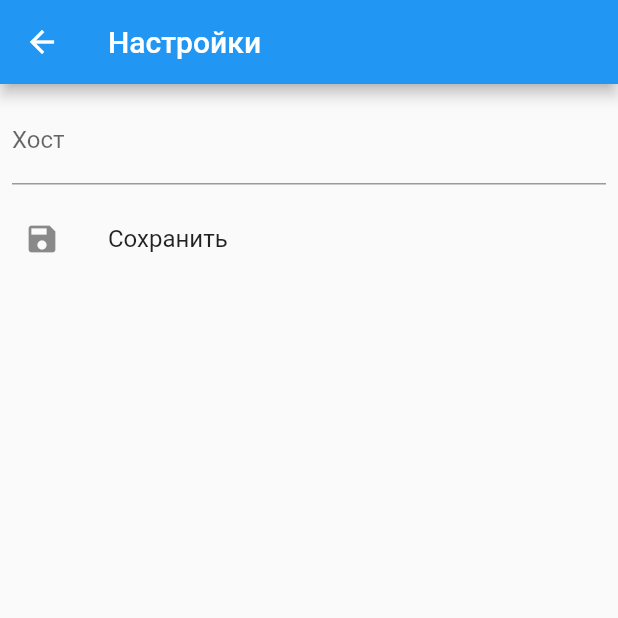
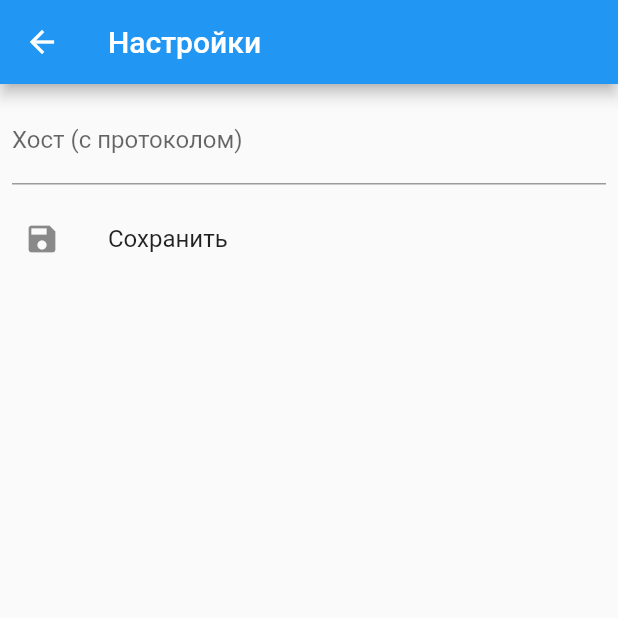
Before and after one commit to Sacmi/temperature-viewer, a Flutter app: the screen it shows after launch, after a tap on the "settings" icon, on a phone screen of 412 x 824 dp, the top half of it. Run offline on Flutter 3.47's test engine with Material 2 defaults, Android fonts, the phone set to English and light mode, and no system bars; our stand-ins replace bloc, equatable, firebase_core, firebase_messaging, flutter_bloc, flutter_local_notifications and 2 more; missing offline and left inert: graphic; accounts and stored records are empty; network calls fail.

Commit message:
небольшие изменения

```diff
--- a/lib/data/api/temperature_service_api.dart
+++ b/lib/data/api/temperature_service_api.dart
@@ -14,10 +14,12 @@ class TemperatureServiceApiClient {
 
   Uri _getUri(String url, String path,
           {Map<String, dynamic>? queryParameters}) =>
-      Uri.http(url, path, queryParameters);
+      url.contains('http://')
+          ? Uri.http(url, path, queryParameters)
+          : Uri.https(url, path, queryParameters);
 
   Future<dynamic> getRawSensorsList(String url) async {
-    final uri = Uri.http(url, '/sensor/');
+    final uri = _getUri(url, '/sensor/');
     final sensorsResponse = await _httpClient.get(uri);
 
     if (sensorsResponse.statusCode != 200) {
--- a/lib/logic/cubit/settings/settings_cubit.dart
+++ b/lib/logic/cubit/settings/settings_cubit.dart
@@ -1,6 +1,5 @@
 import 'dart:convert';
 
-import 'package:bloc/bloc.dart';
 import 'package:equatable/equatable.dart';
 import 'package:hydrated_bloc/hydrated_bloc.dart';
 
--- a/lib/presentation/view/sensor_data_view.dart
+++ b/lib/presentation/view/sensor_data_view.dart
@@ -32,6 +32,12 @@ class SensorDataView extends StatelessWidget {
               child: CircularProgressIndicator(),
             );
           } else if (state is SensorDataLoaded) {
+            if (state.sensorData.length < 2) {
+              return const Center(
+                child: Text("Мало данных для построения графика"),
+              );
+            }
+
             return ListView(
               children: [
                 ListTile(
--- a/lib/presentation/view/settings_view.dart
+++ b/lib/presentation/view/settings_view.dart
@@ -23,7 +23,8 @@ class SettingsView extends StatelessWidget {
             padding: const EdgeInsets.all(8.0),
             child: TextField(
               controller: textController,
-              decoration: const InputDecoration(labelText: 'Хост'),
+              decoration:
+                  const InputDecoration(labelText: 'Хост (с протоколом)'),
             ),
           ),
           ListTile(
--- a/pubspec.yaml
+++ b/pubspec.yaml
@@ -36,7 +36,7 @@ dependencies:
     sdk: flutter
   flutter_bloc: ^7.3.3
   flutter_local_notifications: ^9.1.2
-  graphic: ^0.4.1
+  graphic: ^0.6.0
   http: ^0.13.4
   hydrated_bloc: ^7.1.0
   intl: ^0.17.0
```
Also changed, not shown: pubspec.lock, 1 other file.
